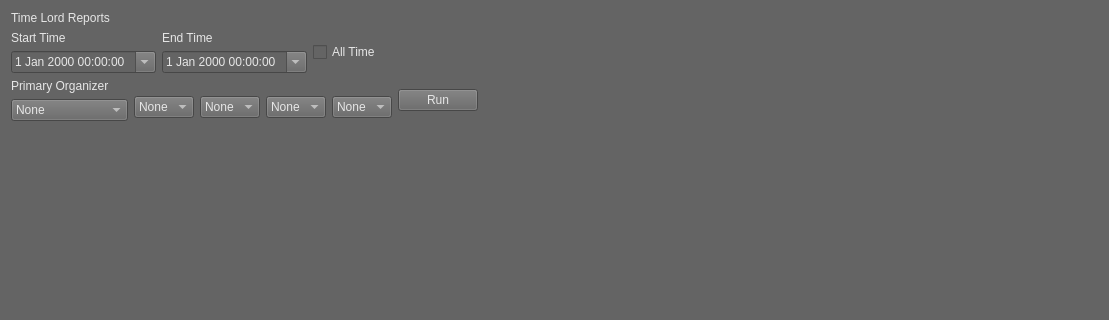
Old version of the form Python/Utilities/time_lord/ui/time_lord_reports.ui in the repository SleepDeprivedVFX/t_sheets_listener; both pictures show x 0 to 1109 and y 0 to 320 of the 1109 by 1000 pixel window.
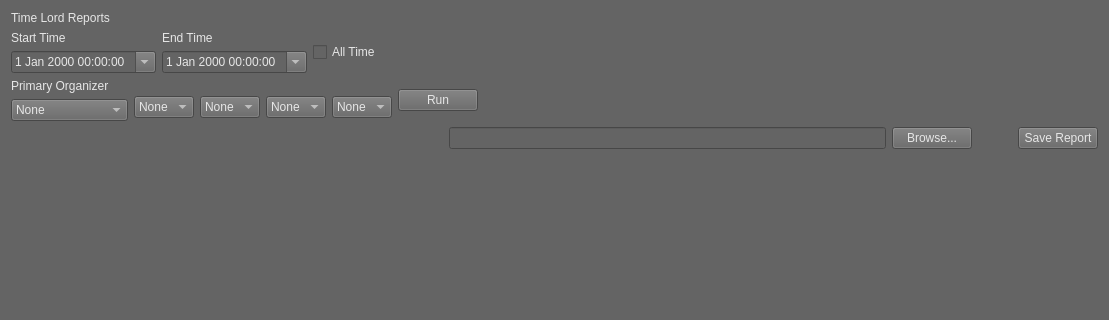
New version of the form.

```diff
--- a/Python/Utilities/time_lord/ui/time_lord_reports.ui
+++ b/Python/Utilities/time_lord/ui/time_lord_reports.ui
@@ -279,6 +279,56 @@
      </item>
     </layout>
    </item>
+   <item>
+    <layout class="QHBoxLayout" name="horizontalLayout_3">
+     <item>
+      <spacer name="horizontalSpacer_3">
+       <property name="orientation">
+        <enum>Qt::Horizontal</enum>
+       </property>
+       <property name="sizeHint" stdset="0">
+        <size>
+         <width>40</width>
+         <height>20</height>
+        </size>
+       </property>
+      </spacer>
+     </item>
+     <item>
+      <widget class="QLineEdit" name="output_path"/>
+     </item>
+     <item>
+      <widget class="QPushButton" name="browse_btn">
+       <property name="text">
+        <string>Browse...</string>
+       </property>
+      </widget>
+     </item>
+     <item>
+      <spacer name="horizontalSpacer_4">
+       <property name="orientation">
+        <enum>Qt::Horizontal</enum>
+       </property>
+       <property name="sizeType">
+        <enum>QSizePolicy::Fixed</enum>
+       </property>
+       <property name="sizeHint" stdset="0">
+        <size>
+         <width>40</width>
+         <height>20</height>
+        </size>
+       </property>
+      </spacer>
+     </item>
+     <item>
+      <widget class="QPushButton" name="save_report_btn">
+       <property name="text">
+        <string>Save Report</string>
+       </property>
+      </widget>
+     </item>
+    </layout>
+   </item>
    <item>
     <widget class="QTreeWidget" name="data_tree">
      <property name="frameShape">
```
